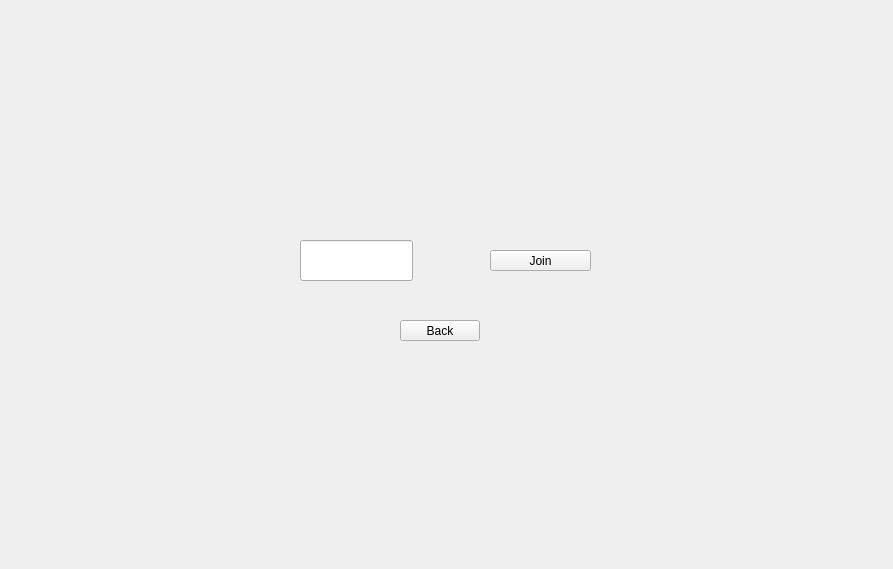
This is Client/mainmenu.ui in Denisucu1/ProjectModernCpp as Qt 5 draws it before an edit. The edited form follows.
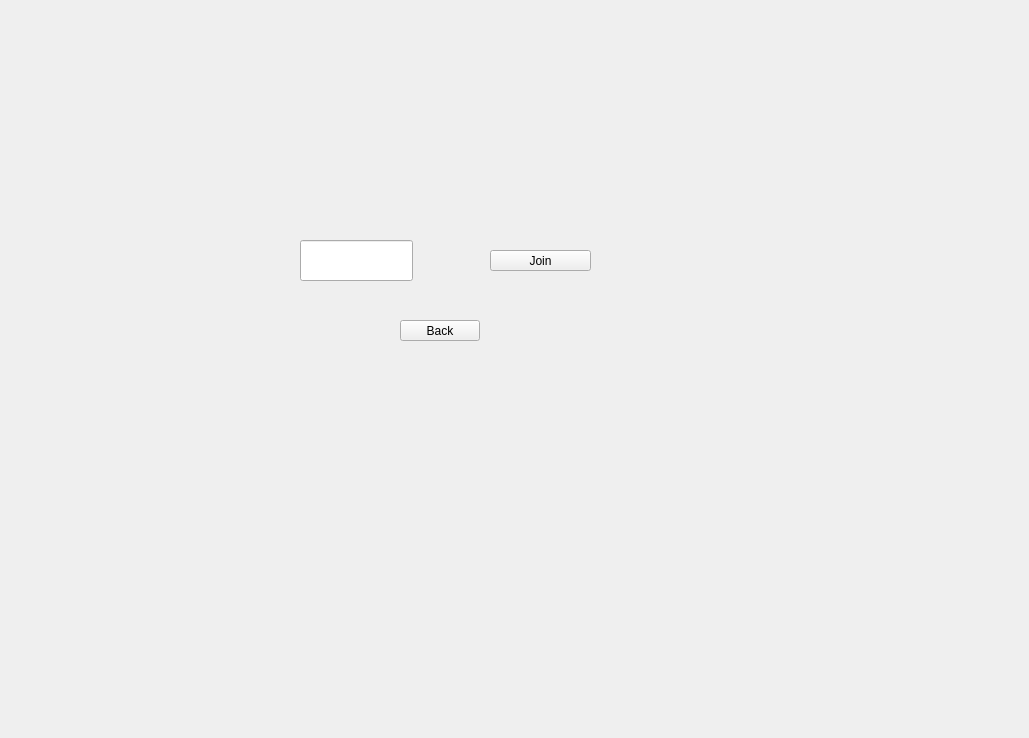
This is the edited form. The open tabs and pages were chosen to show the change.

Commit message: finalize English localization and UI cleanup

```diff
--- a/Client/mainmenu.ui
+++ b/Client/mainmenu.ui
@@ -6,8 +6,8 @@
    <rect>
     <x>0</x>
     <y>0</y>
-    <width>893</width>
-    <height>569</height>
+    <width>1029</width>
+    <height>738</height>
    </rect>
   </property>
   <property name="maximumSize">
```
Left out of the diff: 13 changed lines with no effect on the pictures. The commit also changes 2 other files.
